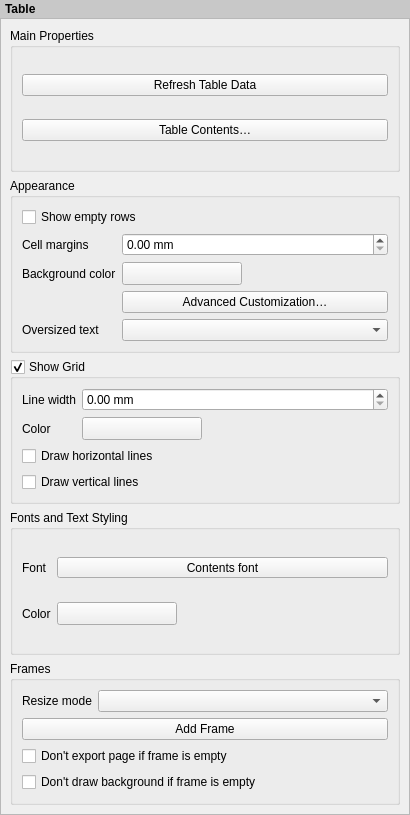
This is src/ui/layout/qgslayoutmanualtablewidgetbase.ui in qgis/QGIS as Qt 5 draws it before an edit. The edited form follows.
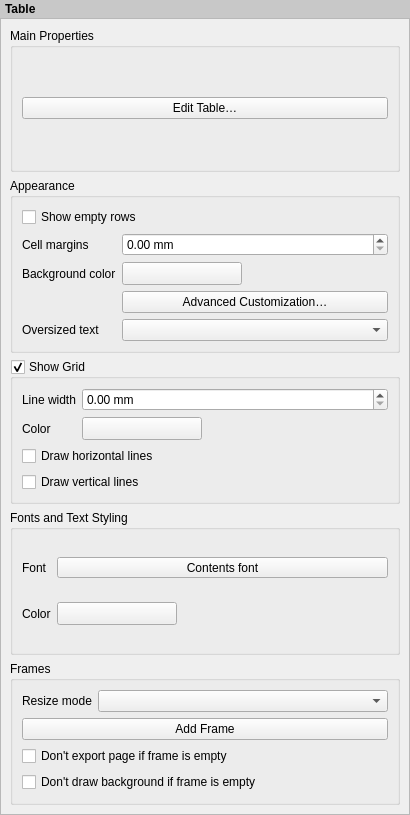
This is the edited form. Custom widgets are drawn as their Qt base class.

Commit message: Remove useless Refresh button from table properties

What changed in the file:
```diff
--- a/src/ui/layout/qgslayoutmanualtablewidgetbase.ui
+++ b/src/ui/layout/qgslayoutmanualtablewidgetbase.ui
@@ -76,16 +76,9 @@
          </property>
          <layout class="QGridLayout" name="gridLayout_4" columnstretch="0,0">
           <item row="3" column="0" colspan="2">
-           <widget class="QPushButton" name="mRefreshPushButton">
-            <property name="text">
-             <string>Refresh Table Data</string>
-            </property>
-           </widget>
-          </item>
-          <item row="4" column="0" colspan="2">
            <widget class="QPushButton" name="mSetContentsButton">
             <property name="text">
-             <string>Table Contents…</string>
+             <string>Edit Table…</string>
             </property>
            </widget>
           </item>
```
Left out of the diff: 1 changed line with no effect on the pictures. The commit also changes 2 other files.
